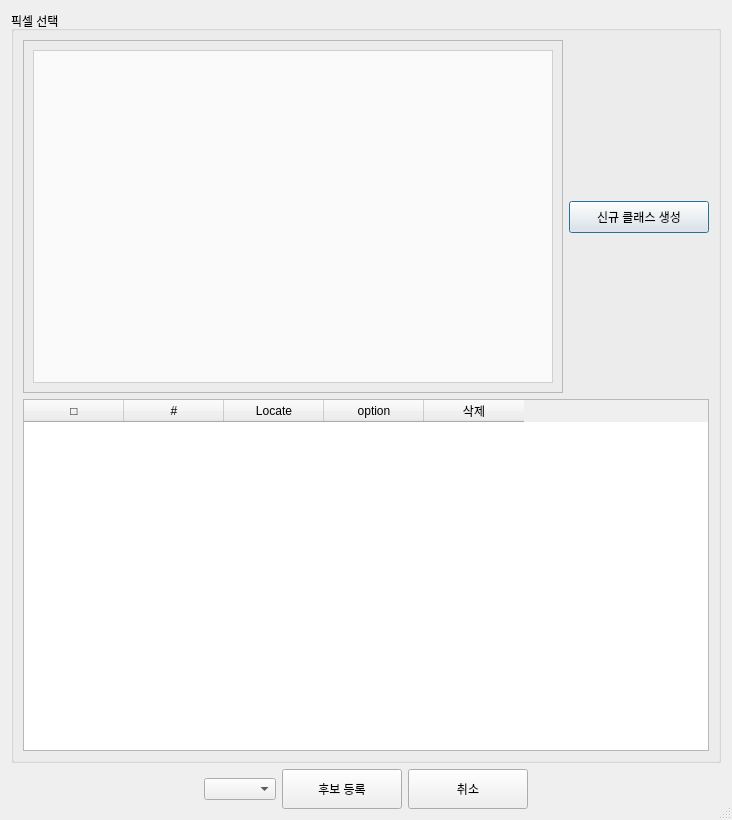
Before: the Qt Designer form ui/user_labeling_dialog.ui in hyperspectral-imaging-AI-project/SpectrumLibrary-Build-System, drawn with Qt 5.
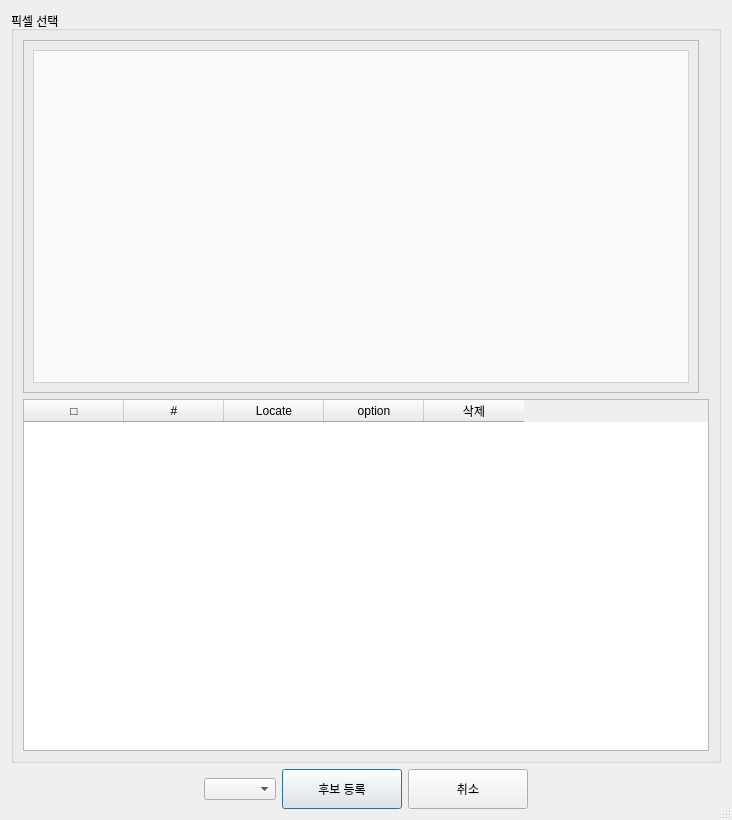
After: the same form once the commit is applied.

What changed in the file:
```diff
--- a/ui/user_labeling_dialog.ui
+++ b/ui/user_labeling_dialog.ui
@@ -86,19 +86,9 @@
             </property>
            </spacer>
           </item>
-          <item>
-           <widget class="QPushButton" name="btnCreateNewClass">
-            <property name="minimumSize">
-             <size>
-              <width>140</width>
-              <height>32</height>
-             </size>
-            </property>
-            <property name="text">
-             <string>신규 클래스 생성</string>
-            </property>
-           </widget>
-          </item>
+
+          <!-- btnCreateNewClass 제거됨 -->
+
           <item>
            <spacer name="spBottomRight">
             <property name="orientation">
```
